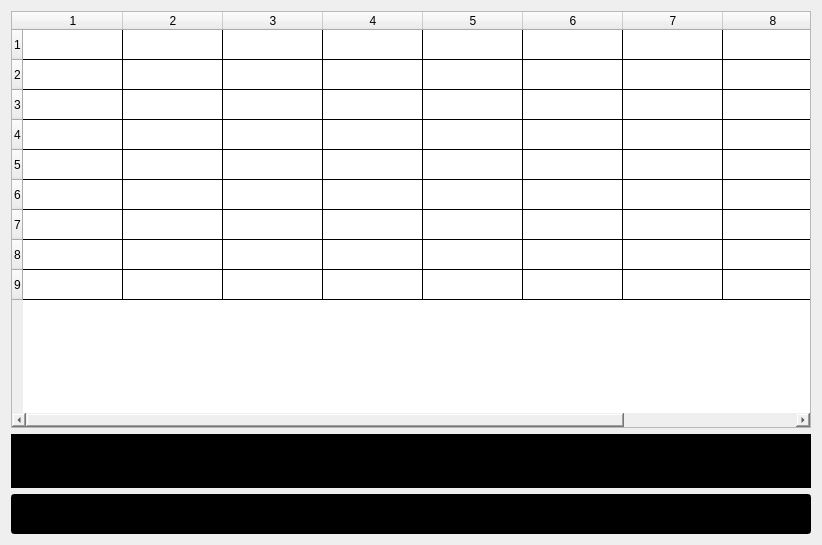
This is mainproject/main_game.ui in UIAP4002-Dr-Mahdavi/mini-project-2-sudoku-MJ202218 as Qt 5 draws it before an edit. The edited form follows.
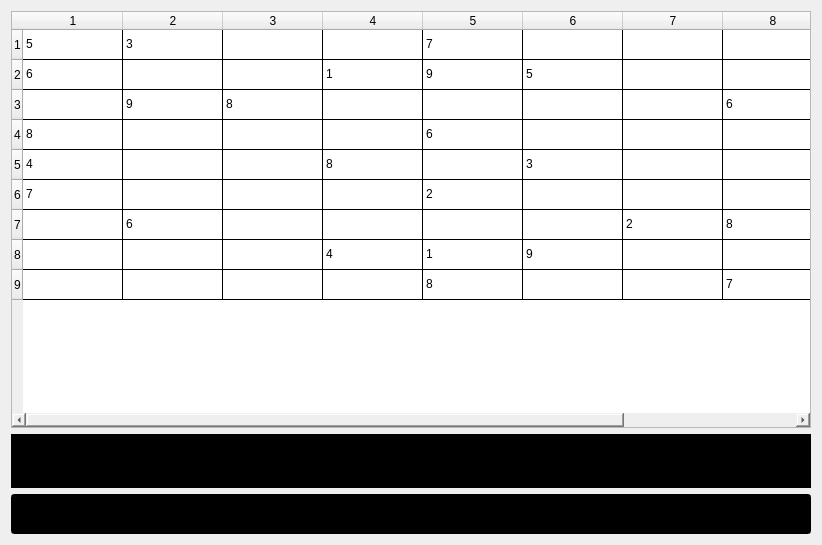
This is the edited form.

Diff of the .ui file:
```diff
--- a/mainproject/main_game.ui
+++ b/mainproject/main_game.ui
@@ -124,6 +124,156 @@
          <string>9</string>
         </property>
        </column>
+       <item row="0" column="0">
+        <property name="text">
+         <string>5</string>
+        </property>
+       </item>
+       <item row="0" column="1">
+        <property name="text">
+         <string>3</string>
+        </property>
+       </item>
+       <item row="0" column="4">
+        <property name="text">
+         <string>7</string>
+        </property>
+       </item>
+       <item row="1" column="0">
+        <property name="text">
+         <string>6</string>
+        </property>
+       </item>
+       <item row="1" column="3">
+        <property name="text">
+         <string>1</string>
+        </property>
+       </item>
+       <item row="1" column="4">
+        <property name="text">
+         <string>9</string>
+        </property>
+       </item>
+       <item row="1" column="5">
+        <property name="text">
+         <string>5</string>
+        </property>
+       </item>
+       <item row="2" column="1">
+        <property name="text">
+         <string>9</string>
+        </property>
+       </item>
+       <item row="2" column="2">
+        <property name="text">
+         <string>8</string>
+        </property>
+       </item>
+       <item row="2" column="7">
+        <property name="text">
+         <string>6</string>
+        </property>
+       </item>
+       <item row="3" column="0">
+        <property name="text">
+         <string>8</string>
+        </property>
+       </item>
+       <item row="3" column="4">
+        <property name="text">
+         <string>6</string>
+        </property>
+       </item>
+       <item row="3" column="8">
+        <property name="text">
+         <string>3</string>
+        </property>
+       </item>
+       <item row="4" column="0">
+        <property name="text">
+         <string>4</string>
+        </property>
+       </item>
+       <item row="4" column="3">
+        <property name="text">
+         <string>8</string>
+        </property>
+       </item>
+       <item row="4" column="5">
+        <property name="text">
+         <string>3</string>
+        </property>
+       </item>
+       <item row="4" column="8">
+        <property name="text">
+         <string>1</string>
+        </property>
+       </item>
+       <item row="5" column="0">
+        <property name="text">
+         <string>7</string>
+        </property>
+       </item>
+       <item row="5" column="4">
+        <property name="text">
+         <string>2</string>
+        </property>
+       </item>
+       <item row="5" column="8">
+        <property name="text">
+         <string>6</string>
+        </property>
+       </item>
+       <item row="6" column="1">
+        <property name="text">
+         <string>6</string>
+        </property>
+       </item>
+       <item row="6" column="6">
+        <property name="text">
+         <string>2</string>
+        </property>
+       </item>
+       <item row="6" column="7">
+        <property name="text">
+         <string>8</string>
+        </property>
+       </item>
+       <item row="7" column="3">
+        <property name="text">
+         <string>4</string>
+        </property>
+       </item>
+       <item row="7" column="4">
+        <property name="text">
+         <string>1</string>
+        </property>
+       </item>
+       <item row="7" column="5">
+        <property name="text">
+         <string>9</string>
+        </property>
+       </item>
+       <item row="7" column="8">
+        <property name="text">
+         <string>5</string>
+        </property>
+       </item>
+       <item row="8" column="4">
+        <property name="text">
+         <string>8</string>
+        </property>
+       </item>
+       <item row="8" column="7">
+        <property name="text">
+         <string>7</string>
+        </property>
+       </item>
+       <item row="8" column="8">
+        <property name="text">
+         <string>9</string>
+        </property>
+       </item>
       </widget>
      </item>
      <item>
```
